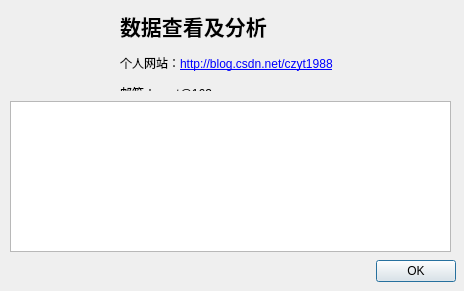
Before: the Qt Designer form src/signA/AboutDialog.ui in czyt1988/sa, drawn with Qt 5.
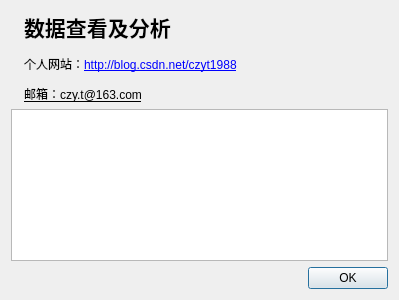
After: the same form once the commit is applied. Icons and pictures are not drawn.

Commit message: 关于对话框添加布局管理

Diff of the .ui file:
```diff
--- a/src/signA/AboutDialog.ui
+++ b/src/signA/AboutDialog.ui
@@ -6,8 +6,8 @@
    <rect>
     <x>0</x>
     <y>0</y>
-    <width>464</width>
-    <height>291</height>
+    <width>399</width>
+    <height>300</height>
    </rect>
   </property>
   <property name="windowTitle">
@@ -17,38 +17,11 @@
    <iconset resource="icons.qrc">
     <normaloff>:/icons/icons/information.png</normaloff>:/icons/icons/information.png</iconset>
   </property>
-  <widget class="QDialogButtonBox" name="buttonBox">
-   <property name="geometry">
-    <rect>
-     <x>300</x>
-     <y>260</y>
-     <width>156</width>
-     <height>23</height>
-    </rect>
-   </property>
-   <property name="standardButtons">
-    <set>QDialogButtonBox::Ok</set>
-   </property>
-  </widget>
-  <widget class="QTextBrowser" name="textBrowser">
-   <property name="geometry">
-    <rect>
-     <x>10</x>
-     <y>101</y>
-     <width>441</width>
-     <height>151</height>
-    </rect>
-   </property>
-  </widget>
+  <layout class="QVBoxLayout" name="verticalLayout">
+   <item>
+    <layout class="QHBoxLayout" name="horizontalLayout">
+     <item>
   <widget class="QLabel" name="label">
-   <property name="geometry">
-    <rect>
-     <x>20</x>
-     <y>20</y>
-     <width>71</width>
-     <height>61</height>
-    </rect>
-   </property>
    <property name="text">
     <string/>
    </property>
@@ -56,19 +29,50 @@
     <pixmap resource="icons.qrc">:/logo/logo.png</pixmap>
    </property>
   </widget>
+     </item>
+     <item>
   <widget class="QLabel" name="label_2">
-   <property name="geometry">
-    <rect>
-     <x>120</x>
-     <y>10</y>
-     <width>331</width>
-     <height>81</height>
-    </rect>
+       <property name="sizePolicy">
+        <sizepolicy hsizetype="Expanding" vsizetype="Preferred">
+         <horstretch>0</horstretch>
+         <verstretch>0</verstretch>
+        </sizepolicy>
    </property>
    <property name="text">
     <string>&lt;html&gt;&lt;head/&gt;&lt;body&gt;&lt;p&gt;&lt;span style=&quot; font-size:16pt; font-weight:600;&quot;&gt;数据查看及分析&lt;/span&gt;&lt;/p&gt;&lt;p&gt;个人网站：&lt;a href=&quot;http://blog.csdn.net/czyt1988&quot;&gt;&lt;span style=&quot; text-decoration: underline; color:#0000ff;&quot;&gt;http://blog.csdn.net/czyt1988&lt;/span&gt;&lt;/a&gt;&lt;/p&gt;&lt;p&gt;&lt;a href=&quot;http://blog.csdn.net/czyt1988&quot;&gt;&lt;span style=&quot; color:#000000;&quot;&gt;邮箱：czy.t@163.com&lt;/span&gt;&lt;/a&gt;&lt;/p&gt;&lt;/body&gt;&lt;/html&gt;</string>
    </property>
   </widget>
+     </item>
+    </layout>
+   </item>
+   <item>
+    <widget class="QTextBrowser" name="textBrowser"/>
+   </item>
+   <item>
+    <layout class="QHBoxLayout" name="horizontalLayout_2">
+     <item>
+      <spacer name="horizontalSpacer">
+       <property name="orientation">
+        <enum>Qt::Horizontal</enum>
+       </property>
+       <property name="sizeHint" stdset="0">
+        <size>
+         <width>40</width>
+         <height>20</height>
+        </size>
+       </property>
+      </spacer>
+     </item>
+     <item>
+      <widget class="QDialogButtonBox" name="buttonBox">
+       <property name="standardButtons">
+        <set>QDialogButtonBox::Ok</set>
+       </property>
+      </widget>
+     </item>
+    </layout>
+   </item>
+  </layout>
  </widget>
  <resources>
   <include location="icons.qrc"/>
```
Left out of the diff: 4 changed lines with no effect on the pictures. Lines whose indentation alone changed are shown as unchanged. The commit also changes 1 other file.
